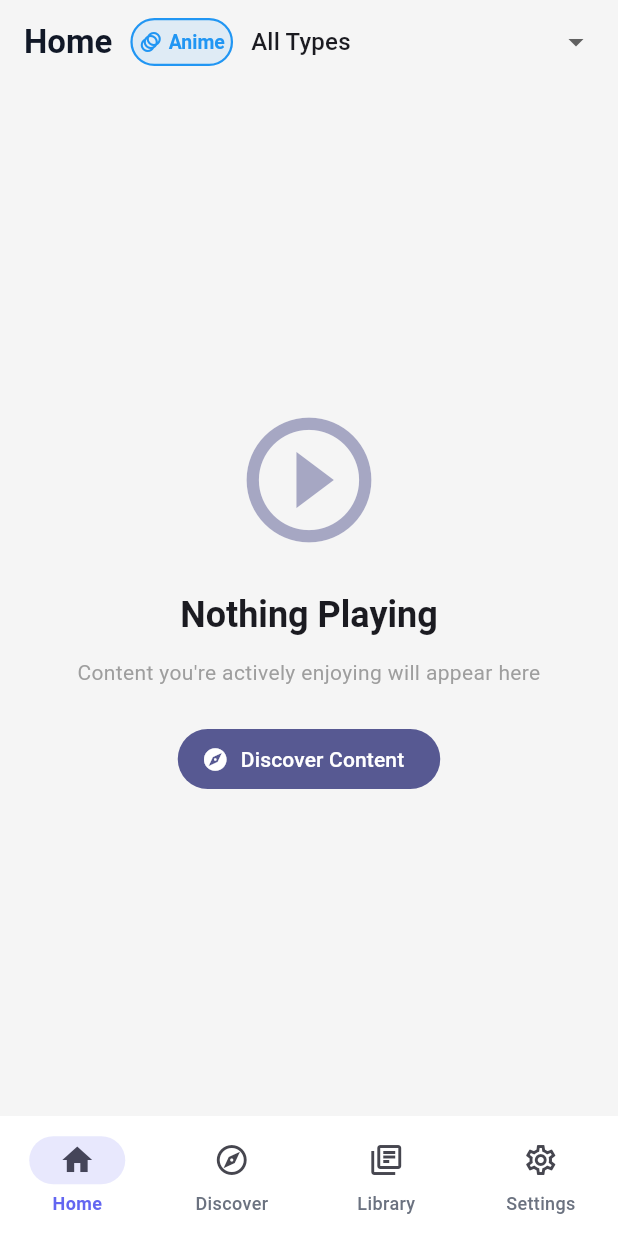
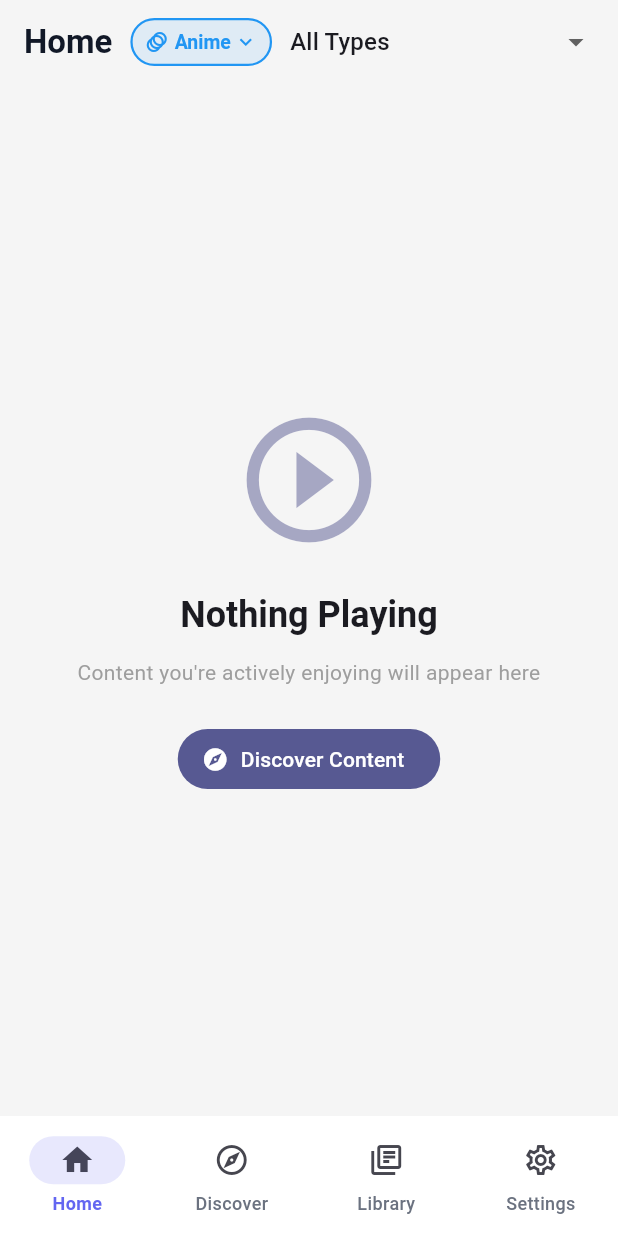
Before and after one commit to Silversoul-07/omega, a Flutter app: the screen it shows after launch, on a phone screen of 412 x 824 dp. Run offline on Flutter 3.47's test engine with Material 3 defaults, Android fonts, the phone set to English and light mode, and no system bars; our stand-ins replace isar; accounts and stored records are empty; generated files the repository leaves out were written again.

Commit message:
Implement profile switcher functionality
- Add ProfileSwitcher modal widget with beautiful UI
- Make profile badges tappable on all screens
- Show dropdown indicator on profile badges
- Reset filters when profile is switched
- Smooth profile switching with visual feedback
- Each profile option shows icon, name, and type
- Selected profile highlighted with color and checkmark

```diff
--- a/lib/screens/home/home_screen.dart
+++ b/lib/screens/home/home_screen.dart
@@ -4,14 +4,17 @@ import '../../models/enums.dart';
 import '../../models/profile_type.dart';
 import '../../services/database_service.dart';
 import '../../widgets/content_card.dart';
+import '../../widgets/profile_switcher.dart';
 
 /// Home screen - Shows currently watching content
 class HomeScreen extends StatefulWidget {
   final ProfileType? selectedProfile;
+  final Function(ProfileType) onProfileChange;
 
   const HomeScreen({
     super.key,
     this.selectedProfile,
+    required this.onProfileChange,
   });
 
   @override
@@ -52,9 +55,26 @@ class _HomeScreenState extends State<HomeScreen> {
   }
 
   Widget _buildProfileSelector() {
-    return Container(
+    return GestureDetector(
+      onTap: () async {
+        if (widget.selectedProfile != null) {
+          final newProfile = await ProfileSwitcher.show(
+            context,
+            widget.selectedProfile!,
+          );
+          if (newProfile != null) {
+            widget.onProfileChange(newProfile);
+            // Reset filters when profile changes
+            setState(() {
+              _selectedType = null;
+              _selectedCategory = null;
+            });
+          }
+        }
+      },
+      child: Container(
         height: 32,
-      padding: const EdgeInsets.symmetric(horizontal: 4),
+        padding: const EdgeInsets.symmetric(horizontal: 8),
         decoration: BoxDecoration(
           color: widget.selectedProfile?.color.withOpacity(0.1) ?? Colors.grey.withOpacity(0.1),
           borderRadius: BorderRadius.circular(16),
@@ -80,7 +100,14 @@ class _HomeScreenState extends State<HomeScreen> {
                 color: widget.selectedProfile?.color ?? Colors.grey,
               ),
             ),
+            const SizedBox(width: 2),
+            Icon(
+              Icons.keyboard_arrow_down,
+              size: 16,
+              color: widget.selectedProfile?.color ?? Colors.grey,
+            ),
           ],
+        ),
       ),
     );
   }
--- a/lib/widgets/main_navigation.dart
+++ b/lib/widgets/main_navigation.dart
@@ -37,9 +37,18 @@ class _MainNavigationState extends State<MainNavigation> {
       animation: _profileNotifier,
       builder: (context, child) {
         final List<Widget> screens = [
-          HomeScreen(selectedProfile: _profileNotifier.selectedProfile),
-          DiscoverScreen(selectedProfile: _profileNotifier.selectedProfile),
-          LibraryScreen(selectedProfile: _profileNotifier.selectedProfile),
+          HomeScreen(
+            selectedProfile: _profileNotifier.selectedProfile,
+            onProfileChange: (profile) => _profileNotifier.selectProfile(profile),
+          ),
+          DiscoverScreen(
+            selectedProfile: _profileNotifier.selectedProfile,
+            onProfileChange: (profile) => _profileNotifier.selectProfile(profile),
+          ),
+          LibraryScreen(
+            selectedProfile: _profileNotifier.selectedProfile,
+            onProfileChange: (profile) => _profileNotifier.selectProfile(profile),
+          ),
           SettingsScreen(
             currentThemeMode: widget.themeMode,
             onThemeChanged: widget.onThemeChanged,
```
Also changed, not shown: lib/screens/discover/discover_screen.dart (+27 -1 lines), lib/screens/library/library_screen.dart (+23 -1 lines), lib/widgets/profile_switcher.dart (added, +128 -0 lines). Lines whose indentation alone changed are shown as unchanged.
